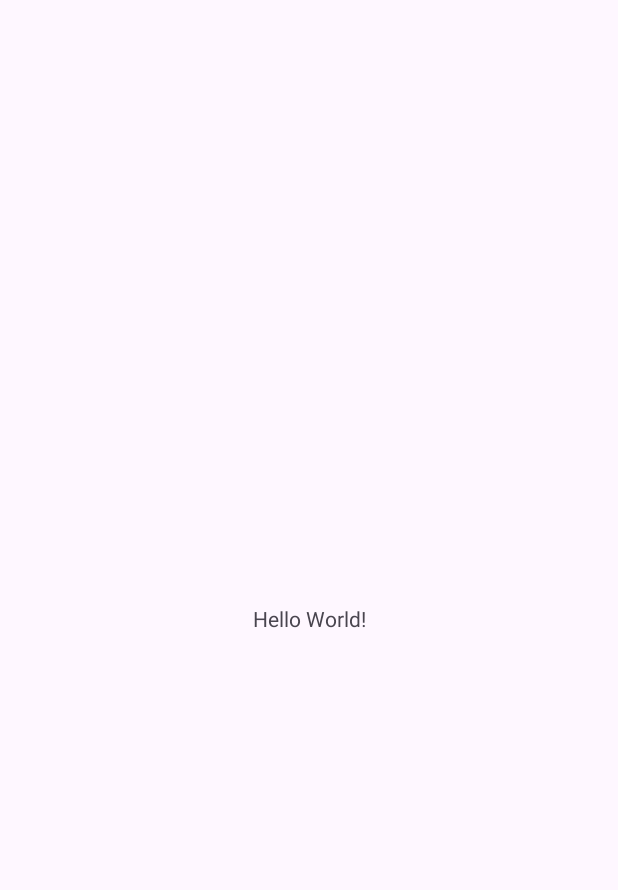
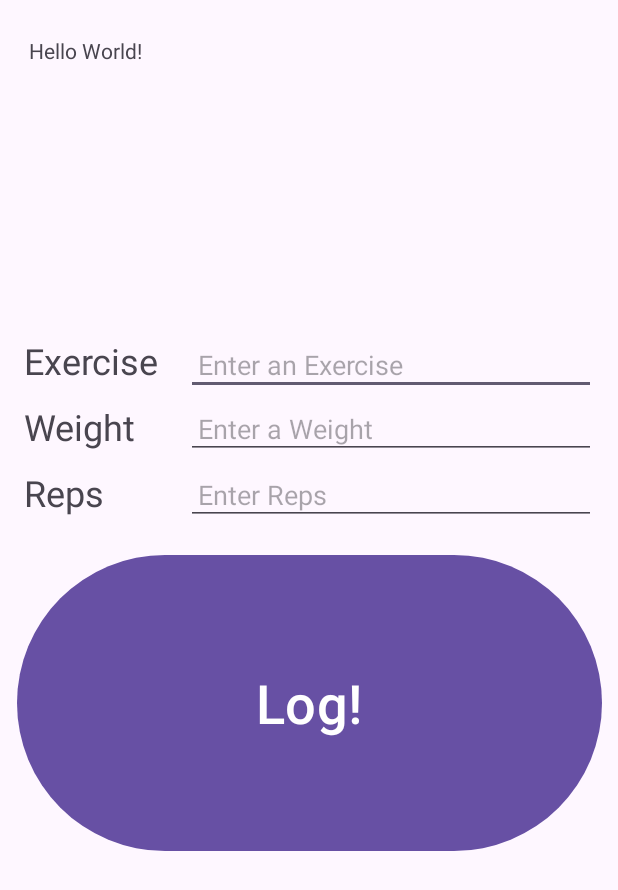
Before and after one commit to kristine-barr/GymLog, an Android app: the screen it shows after launch (MainActivity), on a phone screen of 412 x 824 dp. Before the commit the part shown is almost empty. Shown: the top 890 px of the screen. Run offline under Robolectric (Android 15) with nearby library versions, the phone set to English and light mode, and no system bars.

Commit message:
End of part 1 Setup

```diff
--- a/app/build.gradle.kts
+++ b/app/build.gradle.kts
@@ -31,6 +31,10 @@ android {
         sourceCompatibility = JavaVersion.VERSION_11
         targetCompatibility = JavaVersion.VERSION_11
     }
+
+    buildFeatures {
+        viewBinding = true
+    }
 }
 
 dependencies {
--- a/app/src/main/res/layout/activity_main.xml
+++ b/app/src/main/res/layout/activity_main.xml
@@ -7,13 +7,99 @@
     android:layout_height="match_parent"
     tools:context=".MainActivity">
 
+    <!-- Log Display -->
     <TextView
-        android:layout_width="wrap_content"
-        android:layout_height="wrap_content"
+        android:id="@+id/logDisplayTextView"
+        android:layout_width="390dp"
+        android:layout_height="200dp"
+        android:layout_marginTop="16dip"
+        android:padding="8dp"
         android:text="Hello World!"
-        app:layout_constraintBottom_toBottomOf="parent"
         app:layout_constraintEnd_toEndOf="parent"
         app:layout_constraintStart_toStartOf="parent"
         app:layout_constraintTop_toTopOf="parent" />
 
+    <!-- EXERCISE -->
+    <TextView
+        android:id="@+id/exerciseLabelTextView"
+        android:layout_width="100dp"
+        android:layout_height="36dp"
+        android:layout_marginStart="16dp"
+        android:layout_marginTop="8dp"
+        android:text="@string/exercise"
+        android:textSize="24sp"
+        app:layout_constraintStart_toStartOf="parent"
+        app:layout_constraintTop_toBottomOf="@+id/logDisplayTextView" />
+
+    <EditText
+        android:id="@+id/exerciseInputEditText"
+        android:layout_width="273dp"
+        android:layout_height="39dp"
+        android:layout_marginStart="8dp"
+        android:layout_marginTop="8dp"
+        android:hint="@string/enter_an_exercise"
+        android:inputType="textAutoComplete"
+        android:padding="8dp"
+        app:layout_constraintStart_toEndOf="@id/exerciseLabelTextView"
+        app:layout_constraintTop_toBottomOf="@+id/logDisplayTextView" />
+
+    <!-- WEIGHT -->
+    <TextView
+        android:id="@+id/weightLabelTextView"
+        android:layout_width="100dp"
+        android:layout_height="36dp"
+        android:layout_marginStart="16dp"
+        android:layout_marginTop="8dp"
+        android:text="@string/weight"
+        android:textSize="24sp"
+        app:layout_constraintStart_toStartOf="parent"
+        app:layout_constraintTop_toBottomOf="@+id/exerciseLabelTextView" />
+
+    <EditText
+        android:id="@+id/weightInputEditText"
+        android:layout_width="273dp"
+        android:layout_height="39dp"
+        android:layout_marginStart="8dp"
+        android:layout_marginTop="8dp"
+        android:hint="@string/enter_a_weight"
+        android:inputType="number|numberDecimal"
+        android:padding="8dp"
+        app:layout_constraintBaseline_toBaselineOf="@+id/weightLabelTextView"
+        app:layout_constraintStart_toEndOf="@+id/weightLabelTextView" />
+
+    <!-- REPS -->
+    <TextView
+        android:id="@+id/repLabelTextView"
+        android:layout_width="100dp"
+        android:layout_height="36dp"
+        android:layout_marginStart="16dp"
+        android:layout_marginTop="8dp"
+        android:text="@string/reps"
+        android:textSize="24sp"
+        app:layout_constraintStart_toStartOf="parent"
+        app:layout_constraintTop_toBottomOf="@+id/weightLabelTextView" />
+
+    <EditText
+        android:id="@+id/repInputEditText"
+        android:layout_width="273dp"
+        android:layout_height="39dp"
+        android:layout_marginStart="8dp"
+        android:layout_marginTop="8dp"
+        android:hint="@string/enter_reps"
+        android:inputType="number"
+        android:padding="8dp"
+        app:layout_constraintBaseline_toBaselineOf="@+id/repLabelTextView"
+        app:layout_constraintStart_toEndOf="@+id/repLabelTextView" />
+
+    <Button
+        android:layout_width="390dp"
+        android:layout_height="205dp"
+        android:layout_marginTop="16dp"
+        android:text="@string/log"
+        android:textSize="36sp"
+        app:layout_constraintEnd_toEndOf="parent"
+        app:layout_constraintStart_toStartOf="parent"
+        app:layout_constraintTop_toBottomOf="@+id/repInputEditText" />
+
+
 </androidx.constraintlayout.widget.ConstraintLayout>
--- a/app/src/main/res/values/strings.xml
+++ b/app/src/main/res/values/strings.xml
@@ -1,3 +1,10 @@
 <resources>
     <string name="app_name">GymLog</string>
+    <string name="exercise">Exercise</string>
+    <string name="enter_an_exercise">Enter an Exercise</string>
+    <string name="weight">Weight</string>
+    <string name="enter_a_weight">Enter a Weight</string>
+    <string name="enter_reps">Enter Reps</string>
+    <string name="reps">Reps</string>
+    <string name="log">Log!</string>
 </resources>
```
